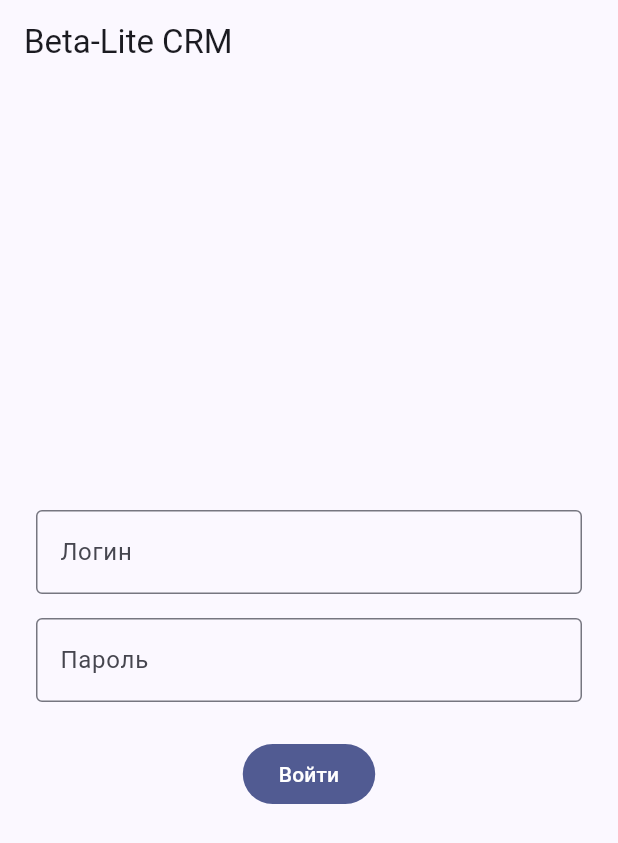
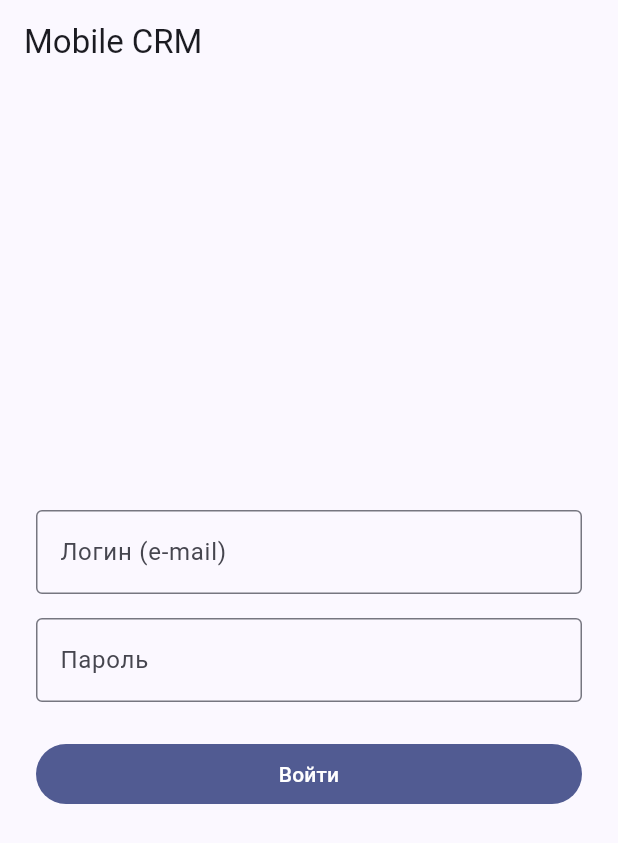
Before and after one commit to dzyoo34/Android-Project, a Flutter app: the screen it shows after launch, on a phone screen of 412 x 824 dp. Shown: the top 843 px of the screen. Run offline on Flutter 3.47's test engine with Material 3 defaults, Android fonts, the phone set to English and light mode, and no system bars; our stand-ins replace go_router.

Commit message:
добавление логина с валидацией

```diff
--- a/lib/screens/login_screen.dart
+++ b/lib/screens/login_screen.dart
@@ -1,43 +1,85 @@
 import 'package:flutter/material.dart';
-import 'client_list_screen.dart';
+import 'package:go_router/go_router.dart';
 
-class LoginScreen extends StatelessWidget {
+class LoginScreen extends StatefulWidget {
   const LoginScreen({super.key});
+
+  @override
+  State<LoginScreen> createState() => _LoginScreenState();
+}
+
+class _LoginScreenState extends State<LoginScreen> {
+  final _formKey = GlobalKey<FormState>();
+  final _emailCtrl = TextEditingController();
+  final _passwordCtrl = TextEditingController();
+
+  @override
+  void dispose() {
+    _emailCtrl.dispose();
+    _passwordCtrl.dispose();
+    super.dispose();
+  }
+
+  void _login() {
+    if (!_formKey.currentState!.validate()) return;
+    context.go('/clients');
+  }
 
   @override
   Widget build(BuildContext context) {
     return Scaffold(
-      appBar: AppBar(title: const Text('Beta-Lite CRM')),
+      appBar: AppBar(title: const Text('Mobile CRM')),
       body: Padding(
         padding: const EdgeInsets.all(24),
+        child: Form(
+          key: _formKey,
           child: Column(
             mainAxisAlignment: MainAxisAlignment.center,
             children: [
-            TextField(
+              TextFormField(
+                controller: _emailCtrl,
+                keyboardType: TextInputType.emailAddress,
+                textInputAction: TextInputAction.next,
                 decoration: const InputDecoration(
-                labelText: 'Логин',
+                  labelText: 'Логин (e-mail)',
                   border: OutlineInputBorder(),
                 ),
+                validator: (value) {
+                  if (value == null || value.trim().isEmpty) {
+                    return 'Введите логин';
+                  }
+                  if (!value.contains('@')) {
+                    return 'Введите корректный e-mail';
+                  }
+                  return null;
+                },
               ),
               const SizedBox(height: 16),
-            TextField(
+              TextFormField(
+                controller: _passwordCtrl,
                 obscureText: true,
+                textInputAction: TextInputAction.done,
                 decoration: const InputDecoration(
                   labelText: 'Пароль',
                   border: OutlineInputBorder(),
                 ),
+                validator: (value) {
+                  if (value == null || value.length < 6) {
+                    return 'Минимум 6 символов';
+                  }
+                  return null;
+                },
               ),
               const SizedBox(height: 24),
-            FilledButton(
-              onPressed: () {
-                Navigator.push(
-                  context,
-                  MaterialPageRoute(builder: (_) => const ClientListScreen()),
-                );
-              },
+              SizedBox(
+                width: double.infinity,
+                child: FilledButton(
+                  onPressed: _login,
                   child: const Text('Войти'),
                 ),
+              ),
             ],
+          ),
         ),
       ),
     );
```
Lines whose indentation alone changed are shown as unchanged.
